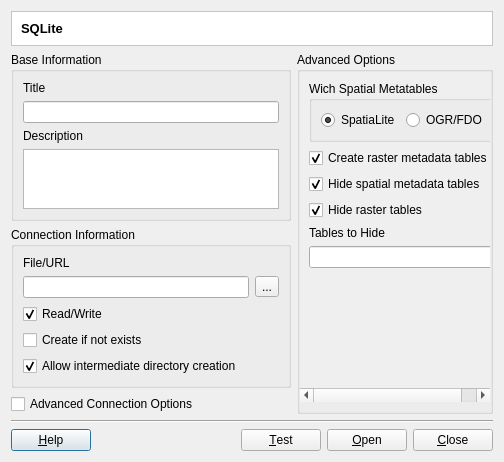
claudiobogossian/terralib5, file src/terralib/qt/plugins/datasource/sqlite/ui/SQLiteConnectorDialogForm.ui: the form before one commit.
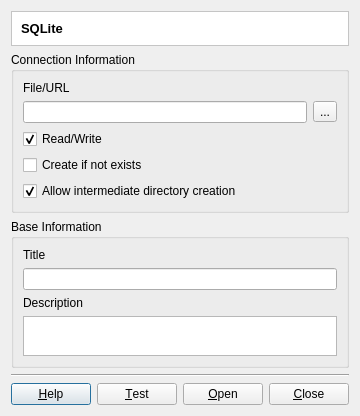
The form after the commit.

Diff of the .ui file:
```diff
--- a/src/terralib/qt/plugins/datasource/sqlite/ui/SQLiteConnectorDialogForm.ui
+++ b/src/terralib/qt/plugins/datasource/sqlite/ui/SQLiteConnectorDialogForm.ui
@@ -6,20 +6,15 @@
    <rect>
     <x>0</x>
     <y>0</y>
-    <width>449</width>
-    <height>449</height>
+    <width>346</width>
+    <height>398</height>
    </rect>
   </property>
   <property name="windowTitle">
    <string>SQLite Connector</string>
   </property>
-  <layout class="QGridLayout" name="gridLayout_11">
-   <property name="sizeConstraint">
-    <enum>QLayout::SetFixedSize</enum>
-   </property>
-   <item row="0" column="0">
-    <layout class="QGridLayout" name="gridLayout_10">
-     <item row="0" column="0">
+  <layout class="QVBoxLayout" name="verticalLayout" stretch="0,0,1,0,0">
+   <item>
       <widget class="QFrame" name="frame_2">
        <property name="styleSheet">
         <string notr="true">QWidget { background: white }</string>
@@ -48,25 +43,82 @@
        </layout>
       </widget>
      </item>
-     <item row="1" column="0">
-      <layout class="QGridLayout" name="gridLayout_9">
+   <item>
+    <widget class="QGroupBox" name="groupBox_3">
+     <property name="title">
+      <string>Connection Information</string>
+     </property>
+     <layout class="QGridLayout" name="gridLayout_7">
        <item row="0" column="0">
-        <layout class="QGridLayout" name="gridLayout_8">
+       <layout class="QGridLayout" name="gridLayout_6">
          <item row="0" column="0">
+         <layout class="QVBoxLayout" name="verticalLayout_2">
+          <item>
+           <widget class="QLabel" name="m_fileLabel_2">
+            <property name="text">
+             <string>File/URL</string>
+            </property>
+           </widget>
+          </item>
+          <item>
+           <layout class="QHBoxLayout" name="horizontalLayout_6" stretch="1,0">
+            <item>
+             <widget class="QLineEdit" name="m_fileLineEdit"/>
+            </item>
+            <item>
+             <widget class="QToolButton" name="m_searchDatabaseToolButton">
+              <property name="text">
+               <string>...</string>
+              </property>
+             </widget>
+            </item>
+           </layout>
+          </item>
+         </layout>
+        </item>
+        <item row="1" column="0">
+         <layout class="QGridLayout" name="gridLayout_5">
+          <item row="0" column="0">
+           <widget class="QCheckBox" name="m_rwAccessCheckBox">
+            <property name="text">
+             <string>Read/Write</string>
+            </property>
+            <property name="checked">
+             <bool>true</bool>
+            </property>
+           </widget>
+          </item>
+          <item row="1" column="0">
+           <widget class="QCheckBox" name="m_createdbCheckBox">
+            <property name="text">
+             <string>Create if not exists</string>
+            </property>
+           </widget>
+          </item>
+          <item row="2" column="0">
+           <widget class="QCheckBox" name="m_allowIntermediateDirCheckBox">
+            <property name="text">
+             <string>Allow intermediate directory creation</string>
+            </property>
+            <property name="checked">
+             <bool>true</bool>
+            </property>
+           </widget>
+          </item>
+         </layout>
+        </item>
+       </layout>
+      </item>
+     </layout>
+    </widget>
+   </item>
+   <item>
           <widget class="QGroupBox" name="groupBox_2">
            <property name="title">
             <string>Base Information</string>
            </property>
-           <layout class="QGridLayout" name="gridLayout_4">
-            <property name="leftMargin">
-             <number>9</number>
-            </property>
-            <property name="topMargin">
-             <number>9</number>
-            </property>
-            <item row="0" column="0">
-             <layout class="QGridLayout" name="gridLayout_3">
-              <item row="0" column="0">
+     <layout class="QVBoxLayout" name="verticalLayout_3" stretch="0,1">
+      <item>
                <layout class="QVBoxLayout" name="verticalLayout_9">
                 <item>
                  <widget class="QLabel" name="label_2">
@@ -80,8 +132,8 @@
                 </item>
                </layout>
               </item>
-              <item row="1" column="0">
-               <layout class="QVBoxLayout" name="verticalLayout_8">
+      <item>
+       <layout class="QVBoxLayout" name="verticalLayout_8" stretch="0,1">
                 <item>
                  <widget class="QLabel" name="label_3">
                   <property name="text">
@@ -117,266 +169,16 @@
                </layout>
               </item>
              </layout>
-            </item>
-           </layout>
-          </widget>
-         </item>
-         <item row="1" column="0">
-          <widget class="QGroupBox" name="groupBox_3">
-           <property name="title">
-            <string>Connection Information</string>
-           </property>
-           <layout class="QGridLayout" name="gridLayout_7">
-            <item row="0" column="0">
-             <layout class="QGridLayout" name="gridLayout_6">
-              <item row="0" column="0">
-               <layout class="QVBoxLayout" name="verticalLayout_2">
+    </widget>
+   </item>
                 <item>
-                 <widget class="QLabel" name="m_fileLabel_2">
-                  <property name="text">
-                   <string>File/URL</string>
-                  </property>
-                 </widget>
-                </item>
-                <item>
-                 <layout class="QHBoxLayout" name="horizontalLayout_6" stretch="1,0">
-                  <item>
-                   <widget class="QLineEdit" name="m_fileLineEdit"/>
-                  </item>
-                  <item>
-                   <widget class="QToolButton" name="m_searchDatabaseToolButton">
-                    <property name="text">
-                     <string>...</string>
-                    </property>
-                   </widget>
-                  </item>
-                 </layout>
-                </item>
-               </layout>
-              </item>
-              <item row="1" column="0">
-               <layout class="QGridLayout" name="gridLayout_5">
-                <item row="0" column="0">
-                 <widget class="QCheckBox" name="m_rwAccessCheckBox">
-                  <property name="text">
-                   <string>Read/Write</string>
-                  </property>
-                  <property name="checked">
-                   <bool>true</bool>
-                  </property>
-                 </widget>
-                </item>
-                <item row="1" column="0">
-                 <widget class="QCheckBox" name="m_createdbCheckBox">
-                  <property name="text">
-                   <string>Create if not exists</string>
-                  </property>
-                 </widget>
-                </item>
-                <item row="2" column="0">
-                 <widget class="QCheckBox" name="m_allowIntermediateDirCheckBox">
-                  <property name="text">
-                   <string>Allow intermediate directory creation</string>
-                  </property>
-                  <property name="checked">
-                   <bool>true</bool>
-                  </property>
-                 </widget>
-                </item>
-               </layout>
-              </item>
-             </layout>
-            </item>
-           </layout>
-          </widget>
-         </item>
-         <item row="2" column="0">
-          <widget class="QCheckBox" name="m_advancedConnectionOptionsCheckBox">
-           <property name="text">
-            <string>Advanced Connection Options</string>
-           </property>
-          </widget>
-         </item>
-        </layout>
-       </item>
-       <item row="0" column="1">
-        <widget class="QGroupBox" name="m_advancedOptionsGroupBox">
-         <property name="minimumSize">
-          <size>
-           <width>196</width>
-           <height>0</height>
-          </size>
-         </property>
-         <property name="maximumSize">
-          <size>
-           <width>196</width>
-           <height>16777215</height>
-          </size>
-         </property>
-         <property name="title">
-          <string>Advanced Options</string>
-         </property>
-         <property name="checkable">
-          <bool>false</bool>
-         </property>
-         <property name="checked">
-          <bool>false</bool>
-         </property>
-         <layout class="QGridLayout" name="gridLayout_2">
-          <property name="leftMargin">
-           <number>0</number>
-          </property>
-          <property name="topMargin">
-           <number>0</number>
-          </property>
-          <property name="rightMargin">
-           <number>0</number>
-          </property>
-          <item row="0" column="0">
-           <widget class="QScrollArea" name="scrollArea">
-            <property name="frameShape">
-             <enum>QFrame::NoFrame</enum>
-            </property>
-            <property name="frameShadow">
-             <enum>QFrame::Plain</enum>
-            </property>
-            <property name="lineWidth">
-             <number>0</number>
-            </property>
-            <property name="widgetResizable">
-             <bool>true</bool>
-            </property>
-            <widget class="QWidget" name="scrollAreaWidgetContents">
-             <property name="geometry">
-              <rect>
-               <x>0</x>
-               <y>0</y>
-               <width>194</width>
-               <height>319</height>
-              </rect>
-             </property>
-             <layout class="QGridLayout" name="gridLayout">
-              <item row="0" column="0">
-               <layout class="QHBoxLayout" name="horizontalLayout_5">
-                <item>
-                 <widget class="QGroupBox" name="groupBox">
-                  <property name="title">
-                   <string>Wich Spatial Metatables</string>
-                  </property>
-                  <layout class="QHBoxLayout" name="horizontalLayout_2">
-                   <item>
-                    <widget class="QRadioButton" name="m_spatialiteSchemaRadioButton">
-                     <property name="text">
-                      <string>SpatiaLite</string>
-                     </property>
-                     <property name="checked">
-                      <bool>true</bool>
-                     </property>
-                    </widget>
-                   </item>
-                   <item>
-                    <widget class="QRadioButton" name="m_ogrSchemaRadioButton">
-                     <property name="text">
-                      <string>OGR/FDO</string>
-                     </property>
-                    </widget>
-                   </item>
-                  </layout>
-                 </widget>
-                </item>
-                <item>
-                 <spacer name="horizontalSpacer_3">
-                  <property name="orientation">
-                   <enum>Qt::Horizontal</enum>
-                  </property>
-                  <property name="sizeHint" stdset="0">
-                   <size>
-                    <width>40</width>
-                    <height>20</height>
-                   </size>
-                  </property>
-                 </spacer>
-                </item>
-               </layout>
-              </item>
-              <item row="1" column="0">
-               <layout class="QVBoxLayout" name="verticalLayout_6">
-                <item>
-                 <widget class="QCheckBox" name="m_createTeRasterMetadataCheckBox">
-                  <property name="text">
-                   <string>Create raster metadata tables</string>
-                  </property>
-                  <property name="checked">
-                   <bool>true</bool>
-                  </property>
-                 </widget>
-                </item>
-                <item>
-                 <widget class="QCheckBox" name="m_hideSpatialMetatablesCheckBox">
-                  <property name="text">
-                   <string>Hide spatial metadata tables</string>
-                  </property>
-                  <property name="checked">
-                   <bool>true</bool>
-                  </property>
-                 </widget>
-                </item>
-                <item>
-                 <widget class="QCheckBox" name="m_hideRasterTablesCheckBox">
-                  <property name="text">
-                   <string>Hide raster tables</string>
-                  </property>
-                  <property name="checked">
-                   <bool>true</bool>
-                  </property>
-                 </widget>
-                </item>
-               </layout>
-              </item>
-              <item row="2" column="0">
-               <layout class="QVBoxLayout" name="verticalLayout_16">
-                <item>
-                 <widget class="QLabel" name="m_tablesToHideLabel">
-                  <property name="text">
-                   <string>Tables to Hide</string>
-                  </property>
-                 </widget>
-                </item>
-                <item>
-                 <widget class="QLineEdit" name="m_tablesToHideLineEdit"/>
-                </item>
-               </layout>
-              </item>
-              <item row="3" column="0">
-               <spacer name="verticalSpacer">
-                <property name="orientation">
-                 <enum>Qt::Vertical</enum>
-                </property>
-                <property name="sizeHint" stdset="0">
-                 <size>
-                  <width>20</width>
-                  <height>122</height>
-                 </size>
-                </property>
-               </spacer>
-              </item>
-             </layout>
-            </widget>
-           </widget>
-          </item>
-         </layout>
-        </widget>
-       </item>
-      </layout>
-     </item>
-     <item row="2" column="0">
       <widget class="Line" name="line_2">
        <property name="orientation">
         <enum>Qt::Horizontal</enum>
        </property>
       </widget>
      </item>
-     <item row="3" column="0">
+   <item>
       <layout class="QHBoxLayout" name="horizontalLayout_4" stretch="0,1,0">
        <item>
         <widget class="QPushButton" name="m_helpPushButton">
@@ -426,8 +228,6 @@
       </layout>
      </item>
     </layout>
-   </item>
-  </layout>
  </widget>
  <tabstops>
   <tabstop>m_datasourceTitleLineEdit</tabstop>
```
Left out of the diff: 24 changed lines with no effect on the pictures. Lines whose indentation alone changed are shown as unchanged.
